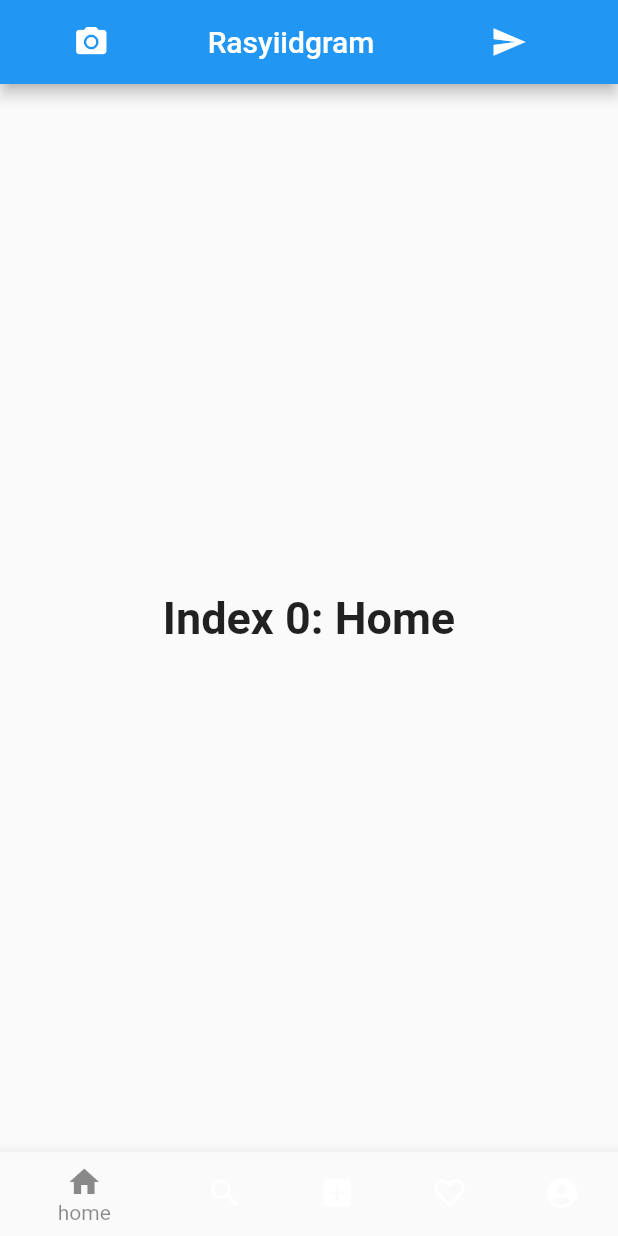
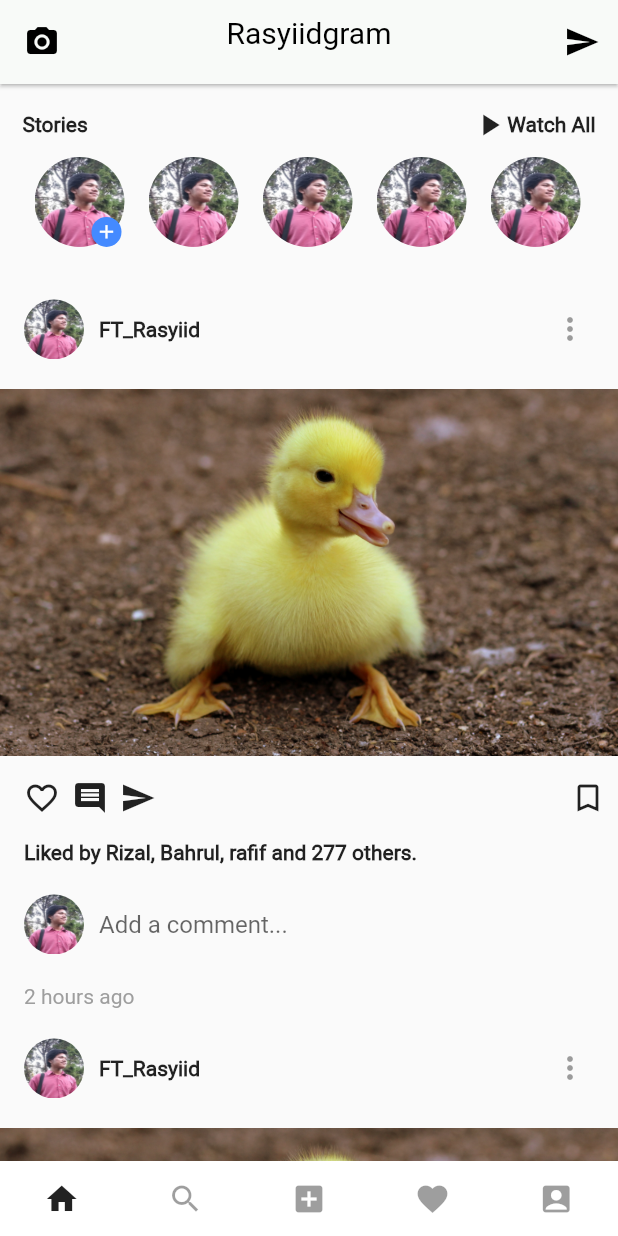
Before and after one commit to FebriRasyiid/Rasyiid-layout-instagram, a Flutter app: the screen it shows after launch, on a phone screen of 412 x 824 dp. Run offline on Flutter 3.47's test engine with Material 2 defaults, Android fonts, the phone set to English and light mode, and no system bars.

Commit message:
layout selesai

```diff
--- /dev/null
+++ b/lib/insta_body.dart
@@ -0,0 +1,16 @@
+import 'package:flutter/material.dart';
+import 'package:Rasyiidgram/insta_list.dart';
+
+class instaBody extends StatelessWidget {
+  @override
+  Widget build(BuildContext context) {
+    return new Column(
+      mainAxisAlignment: MainAxisAlignment.start,
+      children: <Widget>[
+        Flexible(
+          child: InstaList(),
+        ),
+      ],
+    );
+  }
+}
--- /dev/null
+++ b/lib/insta_home.dart
@@ -0,0 +1,61 @@
+import 'package:flutter/material.dart';
+import 'package:Rasyiidgram/insta_body.dart';
+
+class instaHome extends StatelessWidget {
+
+  final topBar = new AppBar(
+    backgroundColor: new Color(0xfff8faf8),
+    centerTitle: true,
+    elevation: 1.0,
+    leading: new Icon(Icons.camera_alt),
+    title: SizedBox(
+      height: 35.0,
+      child: Text('Rasyiidgram'),
+    ),
+    actions: <Widget>[
+      Padding(
+        padding: const EdgeInsets.only(right: 12.0),
+        child: Icon(Icons.send),
+      ),
+    ],
+  );
+
+  @override
+  Widget build(BuildContext context) {
+    return Scaffold(
+      appBar: topBar,
+      body: new instaBody(),
+      bottomNavigationBar : new Container(
+        color: Colors.white,
+        height: 50.0,
+        child: new BottomAppBar(
+          child: new Row(
+            mainAxisAlignment: MainAxisAlignment.spaceAround,
+            children: <Widget>[
+              new IconButton(
+                icon: Icon(Icons.home),
+                onPressed: () {},
+              ),
+              new IconButton(
+                icon: Icon(Icons.search),
+                onPressed: null,
+              ),
+              new IconButton(
+                icon: Icon(Icons.add_box),
+                onPressed: null,
+              ),
+              new IconButton(
+                icon: Icon(Icons.favorite),
+                onPressed: null,
+              ),
+              new IconButton(
+                icon: Icon(Icons.account_box),
+                onPressed: null,
+              ),
+            ],
+          ),
+        ),
+      ),
+    );
+  }
+}
--- /dev/null
+++ b/lib/insta_list.dart
@@ -0,0 +1,138 @@
+import 'package:flutter/material.dart';
+import 'package:Rasyiidgram/insta_stories.dart';
+
+class InstaList extends StatelessWidget {
+  @override
+  Widget build(BuildContext context) {
+    var deviceSize = MediaQuery.of(context).size;
+    return ListView.builder(
+      itemCount: 11,
+      itemBuilder: (context, index) => index == 0 ? new SizedBox(
+        child: new InstaStories(),
+        height: deviceSize.height * 0.15,
+      ) : Column(
+        mainAxisAlignment: MainAxisAlignment.start,
+        mainAxisSize: MainAxisSize.min,
+        crossAxisAlignment: CrossAxisAlignment.stretch,
+        children: <Widget>[
+
+          //1st
+          Padding(
+            padding: EdgeInsets.fromLTRB(16, 16, 8, 16),
+            child: Row(
+              mainAxisAlignment: MainAxisAlignment.spaceBetween,
+              children: <Widget>[
+                Row(
+                  children: <Widget>[
+                    Container(
+                      height: 40.0,
+                      width: 40.0,
+                      decoration: BoxDecoration(
+                        shape: BoxShape.circle,
+                        image: DecorationImage(
+                          fit: BoxFit.fill,
+                          image: AssetImage(
+                            'assets/image/profile.jpg'
+                          ),
+                        ),
+                      ),
+                    ),
+                    SizedBox(width: 10.0,),
+                    Text(
+                      'FT_Rasyiid',
+                      style: TextStyle(fontWeight: FontWeight.bold),
+                    ),
+                  ],
+                ),
+                IconButton(
+                  icon: Icon(Icons.more_vert),
+                  onPressed: null,
+                ),
+              ],
+            ),
+          ),
+
+          //2sd
+          Flexible(
+            fit: FlexFit.loose,
+            child: Image.asset(
+              'assets/image/duckling.jpg',
+              fit: BoxFit.cover,
+            ),
+          ),
+
+          //3rd
+          Padding(
+            padding: EdgeInsets.fromLTRB(16, 16, 8, 16),
+            child: Row(
+              mainAxisAlignment: MainAxisAlignment.spaceBetween,
+              children: <Widget>[
+                Row(
+                  mainAxisAlignment: MainAxisAlignment.spaceBetween,
+                  children: <Widget>[
+                    Padding(
+                      padding: const EdgeInsets.only(right: 8.0),
+                      child: Icon(Icons.favorite_border,),
+                    ),
+                    Padding(
+                      padding: const EdgeInsets.only(right: 8.0),
+                      child: Icon(Icons.comment),
+                    ),
+                    Icon(Icons.send),
+                  ],
+                ),
+                Icon(Icons.bookmark_border)
+              ],
+            ),
+          ),
+
+          //4th
+          Padding(
+            padding: EdgeInsets.symmetric(horizontal: 16.0),
+            child: Text(
+              'Liked by Rizal, Bahrul, rafif and 277 others.',
+              style: TextStyle(fontWeight: FontWeight.bold),
+            ),
+          ),
+
+          //5th
+          Padding(
+            padding: EdgeInsets.fromLTRB(16, 16, 8, 16),
+            child: Row(
+              children: <Widget>[
+                Container(
+                  height: 40.0,
+                  width: 40.0,
+                  decoration: BoxDecoration(
+                    shape: BoxShape.circle,
+                    image: DecorationImage(
+                      fit: BoxFit.fill,
+                      image: AssetImage(
+                        'assets/image/profile.jpg'
+                      ),
+                    ),
+                  ),
+                ),
+                SizedBox(width: 10.0,),
+                Expanded(
+                  child: TextField(
+                    decoration: InputDecoration(
+                      border: InputBorder.none,
+                      hintText: 'Add a comment...',
+                    ),
+                  ),
+                ),
+              ],
+            ),
+          ),
+
+          //6th
+          Padding(
+            padding: EdgeInsets.symmetric(horizontal: 16.0),
+            child: Text('2 hours ago', style: TextStyle(color: Colors.grey),)
+          )
+        ],
+      ),
+    );
+  }
+}
--- /dev/null
+++ b/lib/insta_stories.dart
@@ -0,0 +1,78 @@
+import 'package:flutter/cupertino.dart';
+import 'package:flutter/material.dart';
+
+class InstaStories extends StatelessWidget {
+
+  final topText = new Row(
+    mainAxisAlignment: MainAxisAlignment.spaceBetween,
+    children: <Widget>[
+      Text(
+        'Stories',
+        style: new TextStyle(fontWeight: FontWeight.bold),
+      ),
+      new Row(
+        children: <Widget>[
+          Icon(Icons.play_arrow),
+          Text(
+            'Watch All',
+            style: TextStyle(fontWeight: FontWeight.bold),
+          ),
+        ],
+      ),
+    ],
+  );
+
+  final stories = Expanded(
+    child: ListView.builder(
+      scrollDirection: Axis.horizontal,
+      itemCount: 10,
+      itemBuilder: (context, index) => Stack(
+        alignment: Alignment.bottomRight,
+        children: <Widget>[
+          Container(
+            width: 60.0,
+            height: 60.0,
+            decoration: BoxDecoration(
+              shape: BoxShape.circle,
+              image: DecorationImage(
+                fit: BoxFit.fill,
+                image: AssetImage(
+                  'assets/image/profile.jpg'
+                ),
+              ),
+            ),
+            margin: const EdgeInsets.symmetric(horizontal: 8.0),
+          ),
+          index == 0 ? Positioned(
+            right: 10.0,
+            child: CircleAvatar(
+              backgroundColor: Colors.blueAccent,
+              radius: 10.0,
+              child: Icon(
+                Icons.add,
+                size: 15.0,
+                color: Colors.white,
+              ),
+            ),
+          ) : new Container()
+        ],
+      ),
+    ),
+  );
+
+  @override
+  Widget build(BuildContext context) {
+    return Container(
+      margin: const EdgeInsets.all(15.0),
+      child: new Column(
+        crossAxisAlignment: CrossAxisAlignment.stretch,
+        mainAxisAlignment: MainAxisAlignment.start,
+        mainAxisSize: MainAxisSize.min,
+        children: <Widget>[
+          topText,
+          stories,
+        ],
+      ),
+    );
+  }
+}
--- a/lib/main.dart
+++ b/lib/main.dart
@@ -1,103 +1,21 @@
 import 'package:flutter/material.dart';
+import 'package:Rasyiidgram/insta_home.dart';
 
-void main() => runApp(MyApp());
+void main() => runApp(new MyApp());
 
-/// This Widget is the main application widget.
 class MyApp extends StatelessWidget {
-  static const String _title = 'Challenge1';
-
   @override
   Widget build(BuildContext context) {
-    return MaterialApp(
-      title: _title,
-      home: MyStatefulWidget(),
+    return new MaterialApp(
+      title: 'Rasyidgram',
+      debugShowCheckedModeBanner: false,
+      theme: new ThemeData(
+        primaryColor: Colors.black,
+        primaryIconTheme: IconThemeData(color: Colors.black),
+        primaryTextTheme: TextTheme(title: TextStyle(color: Colors.black)),
+        textTheme: TextTheme(title: TextStyle(color: Colors.black, fontFamily: 'Roboto')),
+      ),
+      home: new instaHome(),
     );
   }
 }
-
-class MyStatefulWidget extends StatefulWidget {
-  MyStatefulWidget({Key key}) : super(key: key);
-
-  @override
-  _MyStatefulWidgetState createState() => _MyStatefulWidgetState();
-}
-
-class _MyStatefulWidgetState extends State<MyStatefulWidget> {
-  int _selectedIndex = 0;
-  static const TextStyle optionStyle =
-  TextStyle(fontSize: 30, fontWeight: FontWeight.bold);
-  static const List<Widget> _widgetOptions = <Widget>[
-    Text(
-      'Index 0: Home',
-      style: optionStyle,
-    ),
-    Text(
-      'Index 1: search',
-      style: optionStyle,
-    ),
-    Text(
-      'Index 2: add photos',
-      style: optionStyle,
-    ),
-    Text(
-      'Index 3: favorite',
-      style: optionStyle,
-    ),
-    Text(
-      'Index 4: account',
-      style: optionStyle,
-    )
-  ];
-
-  void _onItemTapped(int index) {
-    setState(() {
-      _selectedIndex = index;
-    });
-  }
-
-  @override
-  Widget build(BuildContext context) {
-    return Scaffold(
-      appBar: AppBar(
-        title: Row(
-          mainAxisAlignment: MainAxisAlignment.spaceAround,
-          children: <Widget>[
-            Icon(Icons.camera_alt),
-            Text('Rasyiidgram'),
-            IconButton(onPressed: () {  }, icon: Icon(Icons.send),),
-          ],
-        ),
-      ),
-      body: Center(
-        child: _widgetOptions.elementAt(_selectedIndex),
-      ),
-      bottomNavigationBar: BottomNavigationBar(
-        items: const <BottomNavigationBarItem>[
-          BottomNavigationBarItem(
-            icon: Icon(Icons.home),
-            title: Text('home'),
-          ),
-          BottomNavigationBarItem(
-            icon: Icon(Icons.search),
-            title: Text('search'),
-          ),
-          BottomNavigationBarItem(
-            icon: Icon(Icons.add_box),
-            title: Text('add'),
-          ),
-          BottomNavigationBarItem(
-            icon: Icon(Icons.favorite_border),
-            title: Text('favorite')
-          ),
-          BottomNavigationBarItem(
-            icon:Icon(Icons.account_circle),
-            title: Text('account')
-          ),
-        ],
-        currentIndex: _selectedIndex,
-        selectedItemColor: Colors.black45,
-        onTap: _onItemTapped,
-      ),
-    );
-  }
-}
```
Also changed, not shown: pubspec.yaml (+11 -8 lines), assets/fonts/Roboto-Regular.ttf (added), assets/image/duckling.jpg (added), assets/image/profile.jpg (added), 3 other files.
